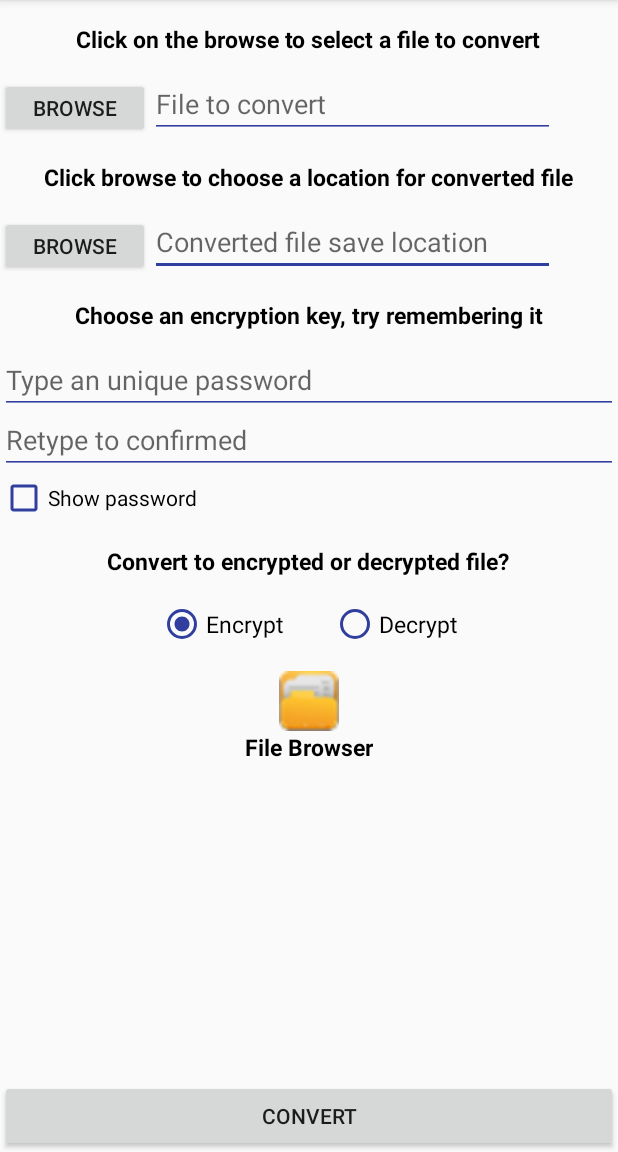
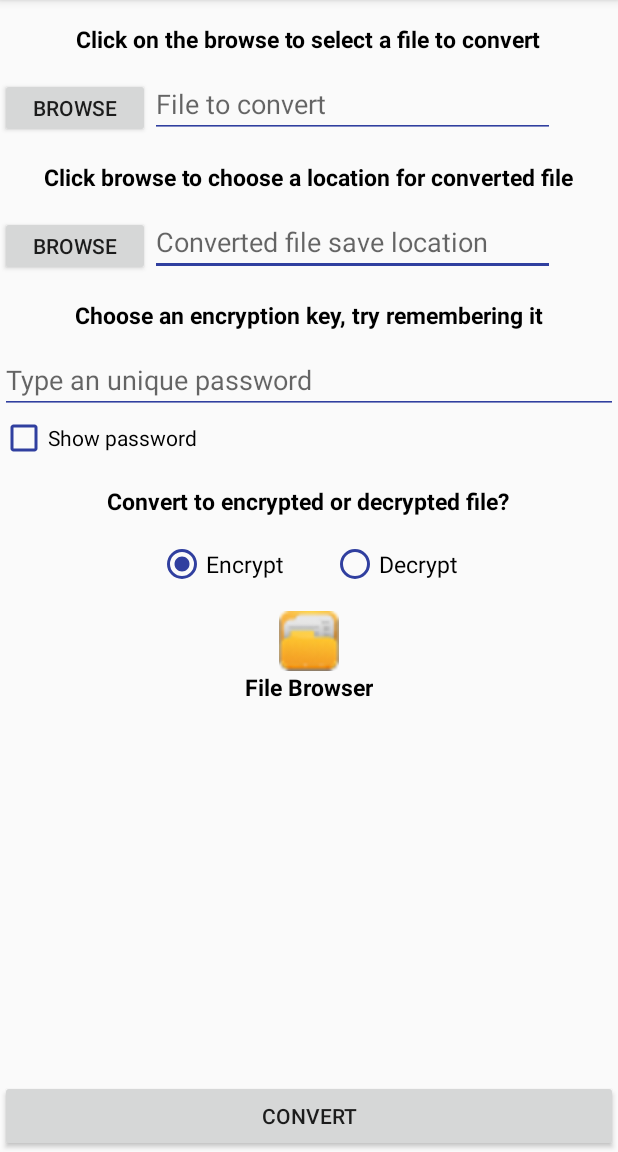
Before and after one commit to xiangsgao/Chain_Encryption, an Android app: the screen it shows after launch (MainActivity), on a phone screen of 412 x 824 dp, the part 84-1236 px from its top. Run offline under Robolectric (Android 15) with nearby library versions, the light colour scheme and no system bars.

Commit message:
bug fixes

```diff
--- a/Android_Version/Text_Crypt_Android/app/build.gradle
+++ b/Android_Version/Text_Crypt_Android/app/build.gradle
@@ -25,6 +25,10 @@ dependencies {
     androidTestCompile('com.android.support.test.espresso:espresso-core:2.2.2', {
         exclude group: 'com.android.support', module: 'support-annotations'
     })
+
+    dependencies {
+        compile 'com.google.code.gson:gson:2.8.0'
+    }
     compile 'com.android.support:appcompat-v7:26.+'
     compile 'com.android.support.constraint:constraint-layout:1.0.2'
     testCompile 'junit:junit:4.12'
--- a/Android_Version/Text_Crypt_Android/app/src/main/java/xgao/com/text_crypt_android/MainActivity.java
+++ b/Android_Version/Text_Crypt_Android/app/src/main/java/xgao/com/text_crypt_android/MainActivity.java
@@ -3,8 +3,10 @@ package xgao.com.text_crypt_android;
 
 import android.app.AlertDialog;
 import android.content.ActivityNotFoundException;
+import android.content.Context;
 import android.content.DialogInterface;
 import android.content.Intent;
+import android.content.SharedPreferences;
 import android.content.pm.ActivityInfo;
 import android.net.Uri;
 import android.os.Bundle;
@@ -18,8 +20,7 @@ import android.view.MenuItem;
 import android.view.View;
 import android.widget.CheckBox;
 import android.widget.EditText;
-import android.widget.ImageButton;
-import android.widget.TextView;
+import android.widget.RadioButton;
 import android.widget.Toast;
 
 import java.io.File;
@@ -43,16 +44,43 @@ public class MainActivity extends AppCompatActivity {
     private EditText inputPath;
     private EditText outputPath;
     private EditText password;
-    private EditText passWordConfirmed;
-    private String encryptionMode = ENCRYPT_MODE;
-    private ImageButton openFile;
-    private TextView openFileLabel;
+    private String encryptionMode;
     private boolean useBuiltInFileExplorer = true;
-    private Uri pathUri = null;
+    private Uri pathUri;
 
 
 
 
+
+    private void savePerferences (){
+        SharedPreferences save = getSharedPreferences("entry_data", Context.MODE_PRIVATE);
+        SharedPreferences.Editor editor = save.edit();
+        editor.putString("inputPath", this.inputPath.getText().toString());
+        editor.putString("outputPath", this.outputPath.getText().toString());
+        editor.putString("encryptionMode", encryptionMode);
+        editor.putBoolean("useBuiltInFileExplorer", useBuiltInFileExplorer);
+        if(pathUri!=null) {
+            editor.putString("pathUri", pathUri.toString());
+        }
+        editor.commit();
+    }
+
+    private void restorePerferences(){
+        SharedPreferences restore = getSharedPreferences("entry_data", Context.MODE_PRIVATE);
+        inputPath.setText(restore.getString("inputPath", ""));
+        outputPath.setText(restore.getString("outputPath", ""));
+        encryptionMode = restore.getString("encryptionMode", ENCRYPT_MODE);
+        useBuiltInFileExplorer = restore.getBoolean("useBuiltInFileExplorer", true);
+        if(encryptionMode.equals(DECRYPT_MODE)){
+            ((RadioButton) findViewById(R.id.decryptRadio)).setChecked(true);
+        }else{
+            ((RadioButton) findViewById(R.id.encryptRadio)).setChecked(true);
+        }
+            pathUri = Uri.parse(restore.getString("pathUri", ""));
+        if(pathUri.toString().equals("")){
+            pathUri = null;
+        }
+    }
 
 
 
@@ -61,36 +89,35 @@ public class MainActivity extends AppCompatActivity {
         //text button color tint, accent, background, ect can all be changed at once in the styles.xml
         super.onCreate(savedInstanceState);
         setContentView(R.layout.activity_main);
-        inputPath = (EditText) this.findViewById(R.id.inputPath);
+        inputPath = this.findViewById(R.id.inputPath);
         this.inputPath.setFocusable(false);
-        outputPath = (EditText) this.findViewById(R.id.outPutPath);
-        password = (EditText) this.findViewById(R.id.passWordInput);
-        passWordConfirmed = (EditText) this.findViewById(R.id.passwordConfirmed);
-        openFile = (ImageButton) this.findViewById(R.id.openFile);
-        openFileLabel = (TextView) findViewById(R.id.openFileLabel);
-        openFileLabel.setVisibility(View.GONE);
+        outputPath = this.findViewById(R.id.outPutPath);
+        password =  this.findViewById(R.id.passWordInput);
         model = new model();
         setRequestedOrientation(ActivityInfo.SCREEN_ORIENTATION_PORTRAIT);
+        restorePerferences();
     }
 
 
     @Override
     public boolean onCreateOptionsMenu(Menu menu) {
         this.getMenuInflater().inflate(R.menu.menu_main_activity, menu);
+        menu.getItem(0).setChecked(useBuiltInFileExplorer);
         return true;
     }
 
+    @Override
+    protected void onStop() {
+        super.onStop();
+        this.savePerferences();
+    }
+
     public void convertClicked(View view) throws IOException {
-        File tempFile = null;
-        if(this.password.getText().toString().equals("")){
-            this.displayAlert("Password can not be empty, use at least 8 characters if you are serious about security");
-            return;
-        }
-         if(encryptionMode.equals(ENCRYPT_MODE)&&!password.equals(passWordConfirmed)){
-             this.displayAlert("Your passwords do not match" );
+         File tempFile = null;
+         if(this.password.getText().toString().equals("")){
+             this.displayAlert("Password can not be empty, your key should have at least 8 characters or more if you are serious about security");
              return;
          }
-
          model.setKey(this.password.toString());
          model.setOutputPath(new File(this.outputPath.getText().toString()));
          if (this.pathUri != null){
@@ -258,12 +285,10 @@ public class MainActivity extends AppCompatActivity {
 
     public void onEncryptSelected(View view) {
         this.encryptionMode = ENCRYPT_MODE;
-        this.passWordConfirmed.setVisibility(View.VISIBLE);
     }
 
     public void onDecryptSelected(View view) {
         this.encryptionMode = DECRYPT_MODE;
-        this.passWordConfirmed.setVisibility(View.GONE);
     }
 
     public void passwordCheckChanged(View view) {
@@ -272,10 +297,8 @@ public class MainActivity extends AppCompatActivity {
         // need to invert the logic because button onclick is process first before changing the check status
         if (!checkbox.isChecked()) {
             this.password.setTransformationMethod(PasswordTransformationMethod.getInstance());
-            this.passWordConfirmed.setTransformationMethod(PasswordTransformationMethod.getInstance());
         } else {
             this.password.setTransformationMethod(HideReturnsTransformationMethod.getInstance());
-            this.passWordConfirmed.setTransformationMethod(HideReturnsTransformationMethod.getInstance());
         }
     }
 
--- a/Android_Version/Text_Crypt_Android/app/src/main/res/layout/activity_main.xml
+++ b/Android_Version/Text_Crypt_Android/app/src/main/res/layout/activity_main.xml
@@ -99,22 +99,13 @@
         android:hint="@string/key_input_hint"
         android:inputType="textPassword" />
 
-    <EditText
-        android:id="@+id/passwordConfirmed"
-        android:layout_width="match_parent"
-        android:layout_height="40dp"
-        android:layout_below="@+id/passWordInput"
-        android:backgroundTint="@color/colorPrimaryDark"
-        android:ems="10"
-        android:hint="@string/key_input_confirmed_hint"
-        android:inputType="textPassword" />
 
     <CheckBox
         android:id="@+id/showPassword"
         android:layout_width="wrap_content"
         android:layout_height="wrap_content"
         android:layout_alignParentStart="true"
-        android:layout_below="@+id/passwordConfirmed"
+        android:layout_below="@+id/passWordInput"
         android:onClick="passwordCheckChanged"
         android:buttonTint="@color/colorPrimaryDark"
         android:text="@string/show_password" />
@@ -142,12 +133,11 @@
         android:layout_centerHorizontal="true">
 
         <RadioButton
-            android:id="@+id/encrypt"
+            android:id="@+id/encryptRadio"
             android:layout_width="wrap_content"
             android:layout_height="wrap_content"
             android:layout_margin="15dp"
             android:buttonTint="@color/colorPrimaryDark"
-            android:checked="true"
             android:text="@string/encrypt_radio"
             android:onClick="onEncryptSelected"
             android:textSize="15dp" />
@@ -174,16 +164,6 @@
         android:background="@drawable/tint_for_image_button"
         android:onClick="openFileClicked"/>
 
-    <TextView
-        android:id="@+id/openFileLabel"
-        android:layout_width="wrap_content"
-        android:layout_height="wrap_content"
-        android:layout_below="@+id/openFile"
-        android:text="@string/open_file_label"
-        android:layout_centerHorizontal="true"
-        android:textColor="#000000"
-        android:textSize="15sp"
-        android:textStyle="bold" />
 
     <Button
         android:id="@+id/convertButton"
```
